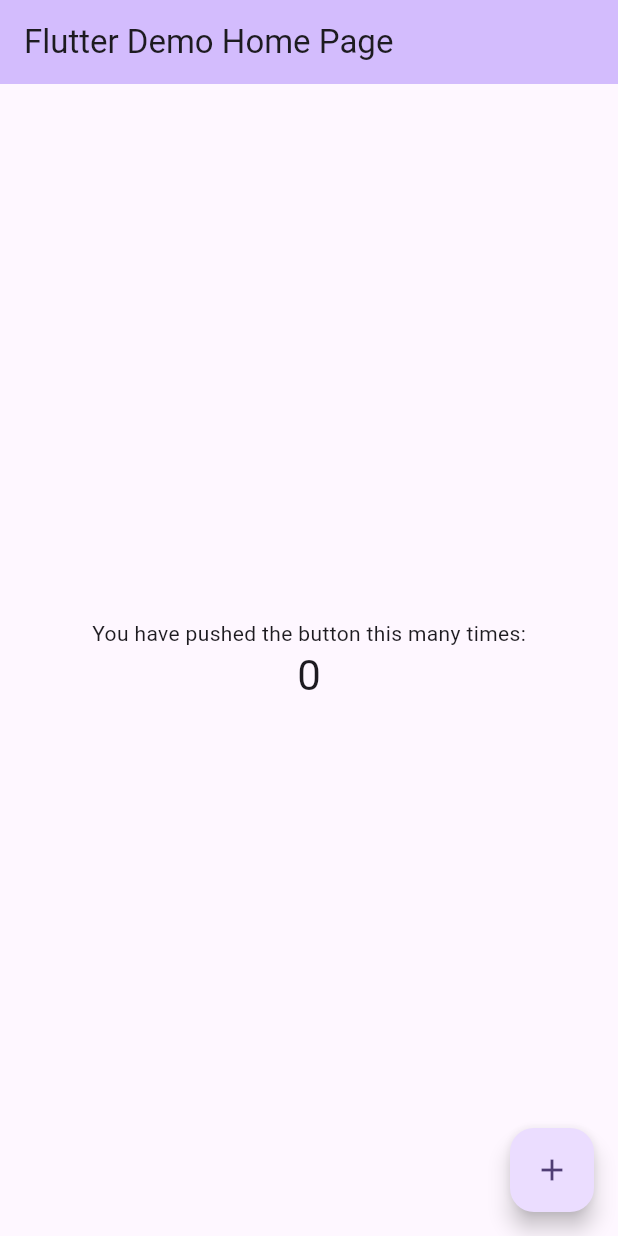
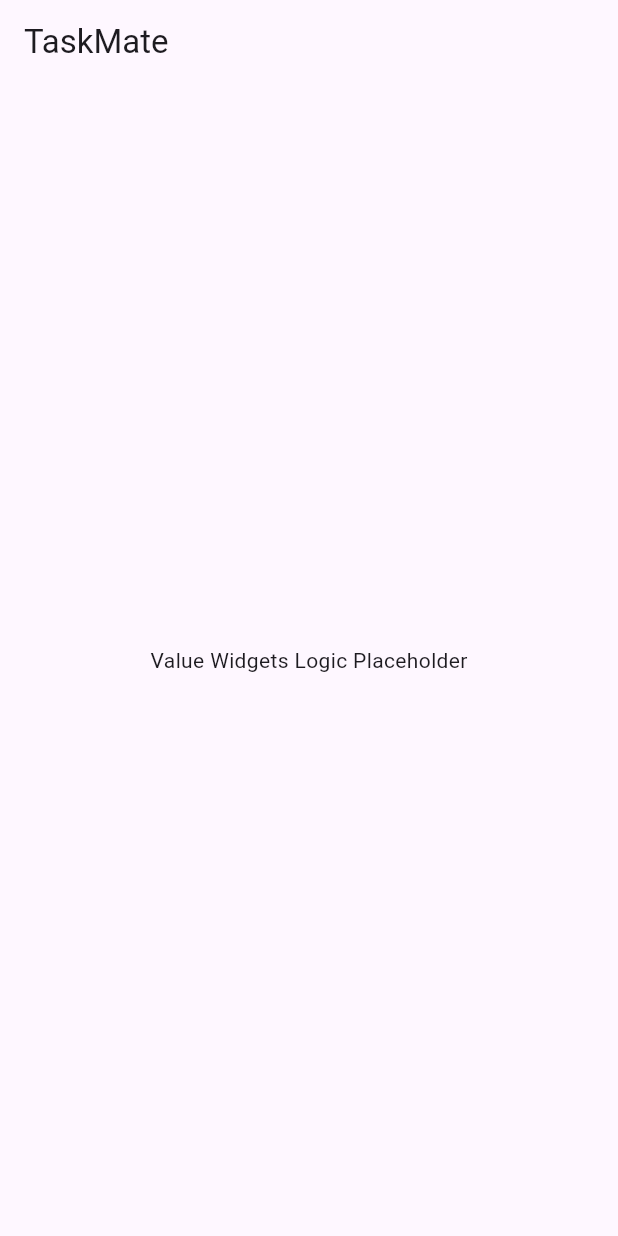
Before and after one commit to DelfinAngelo/cc206-finalproject, a Flutter app: the screen it shows after launch, on a phone screen of 412 x 824 dp. Run offline on Flutter 3.47's test engine with Material 3 defaults, Android fonts, the phone set to English and light mode, and no system bars.

Commit message:
Task Management Logic

```diff
--- a/lib/main.dart
+++ b/lib/main.dart
@@ -1,125 +1,40 @@
+// File: lib/main.dart
 import 'package:flutter/material.dart';
 
-void main() {
-  runApp(const MyApp());
-}
+void main() => runApp(TaskMateApp());
 
-class MyApp extends StatelessWidget {
-  const MyApp({super.key});
-
-  // This widget is the root of your application.
+class TaskMateApp extends StatelessWidget {
   @override
   Widget build(BuildContext context) {
-    return MaterialApp(
-      title: 'Flutter Demo',
-      theme: ThemeData(
-        // This is the theme of your application.
-        //
-        // TRY THIS: Try running your application with "flutter run". You'll see
-        // the application has a purple toolbar. Then, without quitting the app,
-        // try changing the seedColor in the colorScheme below to Colors.green
-        // and then invoke "hot reload" (save your changes or press the "hot
-        // reload" button in a Flutter-supported IDE, or press "r" if you used
-        // the command line to start the app).
-        //
-        // Notice that the counter didn't reset back to zero; the application
-        // state is not lost during the reload. To reset the state, use hot
-        // restart instead.
-        //
-        // This works for code too, not just values: Most code changes can be
-        // tested with just a hot reload.
-        colorScheme: ColorScheme.fromSeed(seedColor: Colors.deepPurple),
-        useMaterial3: true,
-      ),
-      home: const MyHomePage(title: 'Flutter Demo Home Page'),
-    );
+    return MaterialApp(home: TaskListScreen());
   }
 }
 
-class MyHomePage extends StatefulWidget {
-  const MyHomePage({super.key, required this.title});
-
-  // This widget is the home page of your application. It is stateful, meaning
-  // that it has a State object (defined below) that contains fields that affect
-  // how it looks.
-
-  // This class is the configuration for the state. It holds the values (in this
-  // case the title) provided by the parent (in this case the App widget) and
-  // used by the build method of the State. Fields in a Widget subclass are
-  // always marked "final".
-
-  final String title;
-
+class TaskListScreen extends StatefulWidget {
   @override
-  State<MyHomePage> createState() => _MyHomePageState();
+  _TaskListScreenState createState() => _TaskListScreenState();
 }
 
-class _MyHomePageState extends State<MyHomePage> {
-  int _counter = 0;
+class _TaskListScreenState extends State<TaskListScreen> {
+  final List<String> _tasks = [];
 
-  void _incrementCounter() {
+  void _addTask(String task) {
     setState(() {
-      // This call to setState tells the Flutter framework that something has
-      // changed in this State, which causes it to rerun the build method below
-      // so that the display can reflect the updated values. If we changed
-      // _counter without calling setState(), then the build method would not be
-      // called again, and so nothing would appear to happen.
-      _counter++;
+      _tasks.add(task);
+    });
+  }
+
+  void _removeTask(int index) {
+    setState(() {
+      _tasks.removeAt(index);
     });
   }
 
   @override
   Widget build(BuildContext context) {
-    // This method is rerun every time setState is called, for instance as done
-    // by the _incrementCounter method above.
-    //
-    // The Flutter framework has been optimized to make rerunning build methods
-    // fast, so that you can just rebuild anything that needs updating rather
-    // than having to individually change instances of widgets.
     return Scaffold(
-      appBar: AppBar(
-        // TRY THIS: Try changing the color here to a specific color (to
-        // Colors.amber, perhaps?) and trigger a hot reload to see the AppBar
-        // change color while the other colors stay the same.
-        backgroundColor: Theme.of(context).colorScheme.inversePrimary,
-        // Here we take the value from the MyHomePage object that was created by
-        // the App.build method, and use it to set our appbar title.
-        title: Text(widget.title),
-      ),
-      body: Center(
-        // Center is a layout widget. It takes a single child and positions it
-        // in the middle of the parent.
-        child: Column(
-          // Column is also a layout widget. It takes a list of children and
-          // arranges them vertically. By default, it sizes itself to fit its
-          // children horizontally, and tries to be as tall as its parent.
-          //
-          // Column has various properties to control how it sizes itself and
-          // how it positions its children. Here we use mainAxisAlignment to
-          // center the children vertically; the main axis here is the vertical
-          // axis because Columns are vertical (the cross axis would be
-          // horizontal).
-          //
-          // TRY THIS: Invoke "debug painting" (choose the "Toggle Debug Paint"
-          // action in the IDE, or press "p" in the console), to see the
-          // wireframe for each widget.
-          mainAxisAlignment: MainAxisAlignment.center,
-          children: <Widget>[
-            const Text(
-              'You have pushed the button this many times:',
-            ),
-            Text(
-              '$_counter',
-              style: Theme.of(context).textTheme.headlineMedium,
-            ),
-          ],
-        ),
-      ),
-      floatingActionButton: FloatingActionButton(
-        onPressed: _incrementCounter,
-        tooltip: 'Increment',
-        child: const Icon(Icons.add),
-      ), // This trailing comma makes auto-formatting nicer for build methods.
+      appBar: AppBar(title: Text('TaskMate')),
+      body: Center(child: Text('Value Widgets Logic Placeholder')),
     );
   }
 }
```
